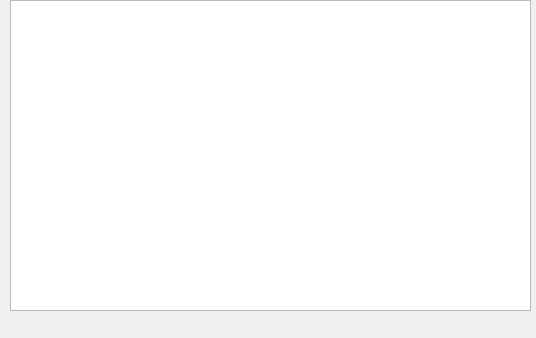
Old version of the form MDI/PR10/dialogaudiobookprint.ui in the repository Meteora69/OOP_practise.
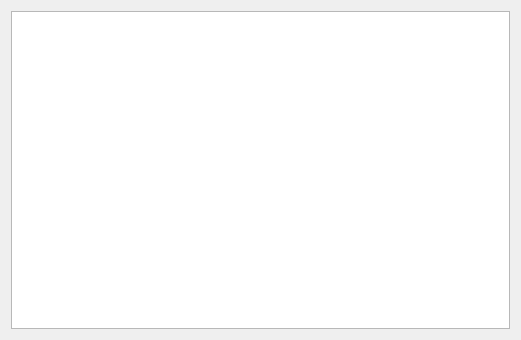
New version of the form.

Diff of the .ui file:
```diff
--- a/MDI/PR10/dialogaudiobookprint.ui
+++ b/MDI/PR10/dialogaudiobookprint.ui
@@ -6,23 +6,22 @@
    <rect>
     <x>0</x>
     <y>0</y>
-    <width>536</width>
-    <height>338</height>
+    <width>521</width>
+    <height>340</height>
    </rect>
   </property>
   <property name="windowTitle">
    <string>Dialog</string>
   </property>
-  <widget class="QListWidget" name="listWidget">
-   <property name="geometry">
-    <rect>
-     <x>10</x>
-     <y>0</y>
-     <width>521</width>
-     <height>311</height>
-    </rect>
-   </property>
-  </widget>
+  <layout class="QGridLayout" name="gridLayout_2">
+   <item row="0" column="0">
+    <layout class="QGridLayout" name="gridLayout">
+     <item row="0" column="0">
+      <widget class="QTableView" name="tableView"/>
+     </item>
+    </layout>
+   </item>
+  </layout>
  </widget>
  <resources/>
  <connections/>
```
